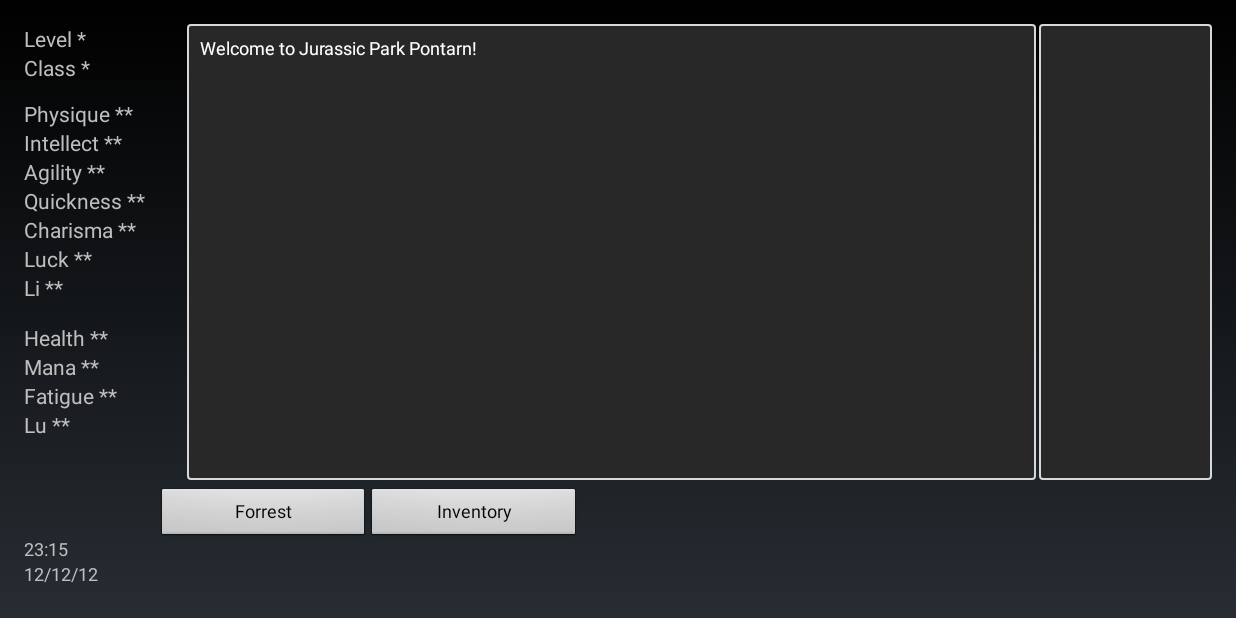
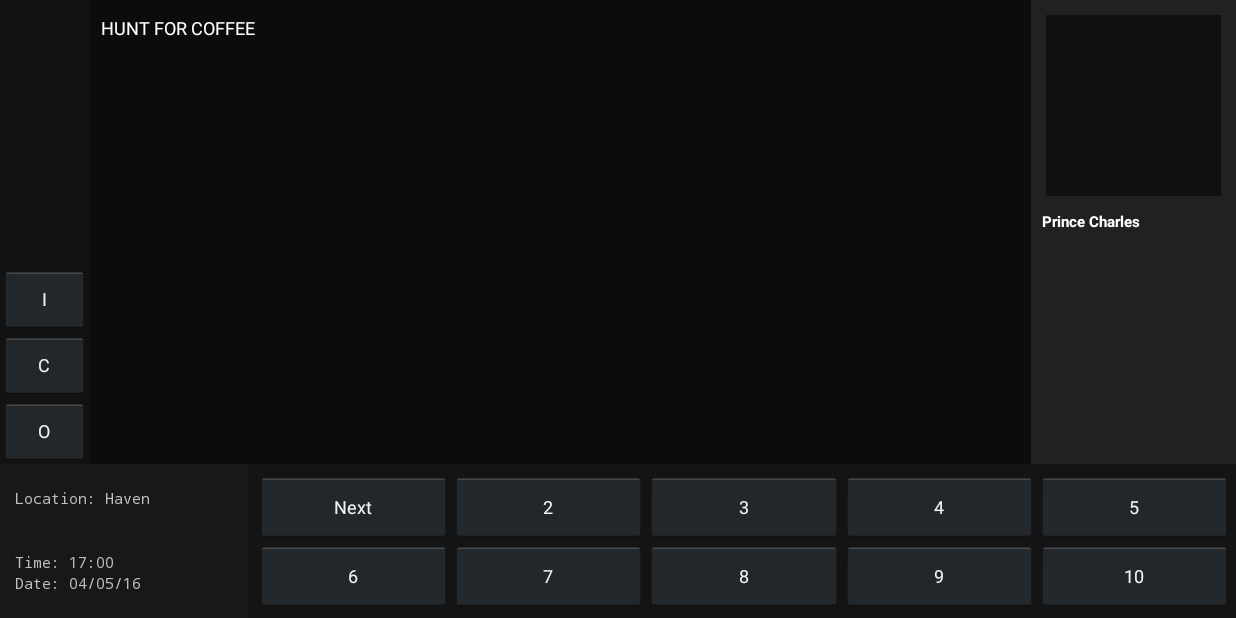
Before and after one commit to Moderbord/HuntForCoffee2, an Android app: the screen it shows after launch (MainActivity), on a phone screen of 824 x 412 dp (held sideways). Run offline under Robolectric (Android 15) with nearby library versions, the light colour scheme and no system bars.

Commit message:
New UI WIP

```diff
--- a/app/src/main/AndroidManifest.xml
+++ b/app/src/main/AndroidManifest.xml
@@ -7,12 +7,12 @@
         android:icon="@mipmap/ic_launcher"
         android:label="@string/app_name"
         android:supportsRtl="true"
-        android:theme="@style/Theme.AppCompat.Light">
+        android:theme="@android:style/Theme.Holo">
         <activity
             android:name=".MainActivity"
             android:label="@string/app_name"
             android:screenOrientation="landscape"
-            android:theme="@android:style/Theme.NoTitleBar.Fullscreen"
+            android:theme="@android:style/Theme.Holo.NoActionBar.Fullscreen"
             android:windowSoftInputMode="adjustNothing">
             <intent-filter>
                 <action android:name="android.intent.action.MAIN" />
@@ -24,7 +24,7 @@
         <activity
             android:name=".Controller.InventoryController"
             android:screenOrientation="landscape"
-            android:theme="@android:style/Theme.NoTitleBar.Fullscreen">
+            android:theme="@android:style/Theme.Holo.NoActionBar.Fullscreen">
 
         </activity>
 
--- a/app/src/main/java/moderbord/huntforcoffee2/MainActivity.java
+++ b/app/src/main/java/moderbord/huntforcoffee2/MainActivity.java
@@ -25,10 +25,10 @@
     protected void onCreate(Bundle savedInstanceState) {
         super.onCreate(savedInstanceState);
         LayoutInflater inflater = getLayoutInflater();
-        View v = inflater.inflate(R.layout.main_layout, null);
+        View v = inflater.inflate(R.layout.main_layout_wip, null);
         setContentView(v);
-        UIController.getInstance().initWithView(v);
-
+        //UIController.getInstance().initWithView(v);
+        /*
         EventController eventController = new EventController();
         eventController.initGame();
 
@@ -55,6 +55,7 @@
         p = (Player) SaveController.getInstance(this).loadEntity(p);
 
         p.equipArmour(p.getInventory().gearByString(Constants.ARMOUR_WARDEN));
+        */
     }
 
 
--- a/app/src/main/res/layout/main_layout_wip.xml
+++ b/app/src/main/res/layout/main_layout_wip.xml
@@ -3,292 +3,283 @@
     android:layout_width="match_parent"
     android:layout_height="match_parent">
 
-    <ScrollView
-        android:id="@+id/scrollView"
+    <LinearLayout
         android:layout_width="match_parent"
         android:layout_height="match_parent"
-        android:layout_above="@+id/linearLayout"
-        android:layout_alignParentTop="true"
-        android:layout_marginBottom="5sp"
-        android:layout_marginLeft="28sp"
-        android:layout_marginRight="2dp"
-        android:layout_toLeftOf="@+id/scrollView2"
-        android:background="@drawable/textborder"
-        android:fillViewport="false">
+        android:orientation="vertical">
+
+        <LinearLayout
+            android:layout_width="match_parent"
+            android:layout_height="match_parent"
+            android:layout_weight="0.25"
+            android:orientation="horizontal">
+
+            <LinearLayout
+                android:layout_width="fill_parent"
+                android:layout_height="fill_parent"
+                android:layout_weight="0.78"
+                android:background="#121212"
+                android:orientation="vertical">
+
+                <Space
+                    android:layout_width="fill_parent"
+                    android:layout_height="fill_parent"
+                    android:layout_weight="0.4" />
+
+                <Button
+                    android:id="@+id/mv_inventory_button"
+                    android:layout_width="fill_parent"
+                    android:layout_height="fill_parent"
+                    android:text="I"
+                    android:textSize="12sp"
+                    android:layout_weight="0.8" />
+
+                <Button
+                    android:id="@+id/mv_character_button"
+                    android:layout_width="fill_parent"
+                    android:layout_height="fill_parent"
+                    android:text="C"
+                    android:textSize="12sp"
+                    android:layout_weight="0.8" />
+
+                <Button
+                    android:id="@+id/mv_options_button"
+                    android:layout_width="fill_parent"
+                    android:layout_height="fill_parent"
+                    android:text="O"
+                    android:textSize="12sp"
+                    android:layout_weight="0.8" />
+            </LinearLayout>
+
+            <ScrollView
+                android:id="@+id/scrollView3"
+                android:layout_width="fill_parent"
+                android:layout_height="fill_parent"
+                android:layout_weight="0.2"
+                android:background="#0c0c0c">
 
                 <TextView
-            android:id="@+id/mainTextWindow"
-            android:layout_width="wrap_content"
-            android:layout_height="wrap_content"
-            android:layout_marginBottom="5dp"
-            android:layout_marginLeft="3dp"
-            android:layout_marginTop="5dp"
+                    android:id="@+id/mv_main_textview"
+                    android:layout_width="fill_parent"
+                    android:layout_height="fill_parent"
+                    android:layout_weight="0.4"
                     android:paddingBottom="15dp"
-            android:paddingLeft="5dp"
+                    android:paddingLeft="8dp"
                     android:paddingRight="5dp"
-            android:paddingTop="2dp"
+                    android:paddingTop="10dp"
                     android:text="@string/mainText_string"
                     android:textAppearance="?android:attr/textAppearanceSmall"
                     android:textColor="#ffffff"
                     android:textSize="12sp" />
-
             </ScrollView>
 
-    <EditText
-        android:id="@+id/nameInput"
-        android:layout_width="150sp"
-        android:layout_height="35sp"
-        android:layout_alignLeft="@+id/scrollView"
-        android:layout_marginLeft="6sp"
-        android:layout_marginTop="85dp"
-        android:ems="10"
-        android:hint="Name..."
-        android:inputType="textPersonName"
-        android:textSize="12sp"
-        android:typeface="serif"
-        android:visibility="invisible" />
+            <LinearLayout
+                android:layout_width="fill_parent"
+                android:layout_height="fill_parent"
+                android:layout_weight="0.7"
+                android:background="#212121"
+                android:orientation="vertical">
+
+                <ImageView
+                    android:id="@+id/imageView"
+                    android:layout_width="fill_parent"
+                    android:layout_height="wrap_content"
+                    android:layout_marginLeft="10dp"
+                    android:layout_marginRight="10dp"
+                    android:layout_marginTop="10dp"
+                    android:layout_weight="0.5"
+                    android:background="#101010" />
 
                 <ScrollView
-        android:id="@+id/scrollView2"
-        android:layout_width="wrap_content"
+                    android:id="@+id/scrollView4"
+                    android:layout_width="fill_parent"
                     android:layout_height="wrap_content"
-        android:layout_above="@+id/linearLayout"
-        android:layout_alignParentEnd="false"
-        android:layout_alignParentRight="true"
-        android:layout_alignParentTop="true"
-        android:layout_marginBottom="5dp"
-        android:background="@drawable/textborder"
-        android:fillViewport="false"
-        android:minWidth="115sp">
+                    android:layout_weight="0.6">
 
                     <TextView
-            android:id="@+id/subTextWindow"
-            android:layout_width="wrap_content"
+                        android:layout_width="fill_parent"
                         android:layout_height="wrap_content"
                         android:layout_marginBottom="5dp"
                         android:layout_marginLeft="3dp"
+                        android:layout_marginTop="10dp"
+                        android:layout_weight="0.6"
                         android:maxWidth="115sp"
                         android:paddingBottom="3dp"
-            android:paddingLeft="2dp"
+                        android:paddingLeft="4dp"
                         android:paddingRight="5dp"
-            android:paddingTop="5dp"
-            android:text="@string/subText_string"
+                        android:text="Prince Charles"
                         android:textAppearance="?android:attr/textAppearanceSmall"
                         android:textColor="#ffffff"
                         android:textSize="10sp"
                         android:textStyle="bold" />
-
                 </ScrollView>
-
-    <LinearLayout
-        android:id="@+id/linearLayout"
-        android:layout_width="match_parent"
-        android:layout_height="35sp"
-        android:layout_above="@+id/linearLayout2"
-        android:layout_alignLeft="@+id/linearLayout2"
-        android:orientation="horizontal">
-
-        <Button
-            android:id="@+id/b0"
-            style="?android:attr/buttonStyleSmall"
-            android:layout_width="wrap_content"
-            android:layout_height="35sp"
-            android:layout_above="@+id/b5"
-            android:layout_alignLeft="@+id/b5"
-            android:layout_weight="0.2"
-            android:maxWidth="15sp"
-            android:text="@string/b0_string"
-            android:textSize="12sp"
-            android:visibility="visible" />
-
-        <Button
-            android:id="@+id/b1"
-            style="?android:attr/buttonStyleSmall"
-            android:layout_width="wrap_content"
-            android:layout_height="35sp"
-            android:layout_alignBottom="@+id/b2"
-            android:layout_toLeftOf="@+id/b2"
-            android:layout_toStartOf="@id/b2"
-            android:layout_weight="0.2"
-            android:maxWidth="15sp"
-            android:text="@string/b1_string"
-            android:textSize="12sp"
-            android:visibility="invisible" />
-
-        <Button
-            android:id="@+id/b2"
-            style="?android:attr/buttonStyleSmall"
-            android:layout_width="wrap_content"
-            android:layout_height="35sp"
-            android:layout_alignBottom="@+id/b3"
-            android:layout_toLeftOf="@+id/b3"
-            android:layout_weight="0.2"
-            android:maxWidth="15sp"
-            android:text="@string/b2_string"
-            android:textSize="12sp"
-            android:visibility="invisible" />
-
-        <Button
-            android:id="@+id/b3"
-            style="?android:attr/buttonStyleSmall"
-            android:layout_width="wrap_content"
-            android:layout_height="35sp"
-            android:layout_alignBottom="@+id/b4"
-            android:layout_toLeftOf="@+id/b4"
-            android:layout_weight="0.2"
-            android:maxWidth="15sp"
-            android:text="@string/b3_string"
-            android:textSize="12sp"
-            android:visibility="invisible" />
-
-        <Button
-            android:id="@+id/b4"
-            style="?android:attr/buttonStyleSmall"
-            android:layout_width="wrap_content"
-            android:layout_height="35sp"
-            android:layout_above="@+id/b9"
-            android:layout_alignParentEnd="true"
-            android:layout_alignParentRight="true"
-            android:layout_weight="0.2"
-            android:maxWidth="15sp"
-            android:text="@string/b4_string"
-            android:textSize="12sp"
-            android:visibility="invisible" />
+            </LinearLayout>
 
         </LinearLayout>
 
         <LinearLayout
-        android:id="@+id/linearLayout2"
-        android:layout_width="match_parent"
-        android:layout_height="35sp"
-        android:layout_alignParentBottom="true"
-        android:layout_alignParentRight="true"
-        android:layout_marginLeft="40sp"
-        android:layout_toRightOf="@+id/timeDate"
+            android:layout_width="fill_parent"
+            android:layout_height="fill_parent"
+            android:layout_weight="0.75"
             android:orientation="horizontal">
 
-        <Button
-            android:id="@+id/b5"
-            style="?android:attr/buttonStyleSmall"
-            android:layout_width="wrap_content"
-            android:layout_height="35sp"
-            android:layout_alignParentBottom="true"
-            android:layout_toRightOf="@+id/timeDate"
+            <LinearLayout
+                android:layout_width="fill_parent"
+                android:layout_height="fill_parent"
+                android:layout_weight="0.8"
+                android:orientation="vertical">
+
+                <LinearLayout
+                    android:layout_width="match_parent"
+                    android:layout_height="match_parent"
+                    android:background="#181818"
+                    android:orientation="vertical">
+
+                    <TextView
+                        android:layout_width="fill_parent"
+                        android:layout_height="fill_parent"
+                        android:textAppearance="?android:attr/textAppearanceSmall"
+                        android:text="Location: Haven"
+                        android:id="@+id/textView2"
+                        android:gravity="center_vertical"
+                        android:layout_weight="0.55"
+                        android:paddingLeft="10dp"
+                        android:textSize="10sp"
+                        android:typeface="monospace" />
+
+                    <TextView
+                        android:layout_width="fill_parent"
+                        android:layout_height="fill_parent"
+                        android:textAppearance="?android:attr/textAppearanceSmall"
+                        android:text="Time: 17:00"
+                        android:id="@+id/textView3"
+                        android:gravity="center_vertical|bottom"
+                        android:layout_weight="0.75"
+                        android:paddingLeft="10dp"
+                        android:textSize="10sp"
+                        android:typeface="monospace" />
+
+                    <TextView
+                        android:layout_width="fill_parent"
+                        android:layout_height="fill_parent"
+                        android:textAppearance="?android:attr/textAppearanceSmall"
+                        android:text="Date: 04/05/16"
+                        android:id="@+id/textView4"
+                        android:gravity="center_vertical|top"
+                        android:layout_weight="0.70"
+                        android:paddingLeft="10dp"
+                        android:textSize="10sp"
+                        android:typeface="monospace" />
+                </LinearLayout>
+            </LinearLayout>
+
+            <LinearLayout
+                android:layout_width="fill_parent"
+                android:layout_height="fill_parent"
                 android:layout_weight="0.2"
-            android:maxWidth="15sp"
-            android:text="@string/b5_string"
-            android:textSize="12sp"
-            android:visibility="invisible" />
+                android:background="#141414"
+                android:orientation="vertical">
+
+                <LinearLayout
+                    android:layout_width="match_parent"
+                    android:layout_height="match_parent"
+                    android:layout_weight="0.5"
+                    android:orientation="horizontal"
+                    android:paddingLeft="5dp"
+                    android:paddingRight="3dp"
+                    android:paddingTop="5dp">
 
                     <Button
-            android:id="@+id/b6"
-            style="?android:attr/buttonStyleSmall"
-            android:layout_width="wrap_content"
-            android:layout_height="35sp"
-            android:layout_alignParentBottom="true"
-            android:layout_toLeftOf="@+id/b7"
+                        android:id="@+id/mv_button01"
+                        android:layout_width="fill_parent"
+                        android:layout_height="fill_parent"
                         android:layout_weight="0.2"
-            android:maxWidth="15sp"
-            android:text="@string/b6_string"
-            android:textSize="12sp"
-            android:visibility="invisible" />
+                        android:text="@string/b0_string"
+                        android:textSize="12sp" />
 
                     <Button
-            android:id="@+id/b7"
-            style="?android:attr/buttonStyleSmall"
-            android:layout_width="wrap_content"
-            android:layout_height="35sp"
-            android:layout_alignParentBottom="true"
-            android:layout_alignParentLeft="false"
-            android:layout_toLeftOf="@+id/b8"
+                        android:id="@+id/mv_button02"
+                        android:layout_width="fill_parent"
+                        android:layout_height="fill_parent"
                         android:layout_weight="0.2"
-            android:maxWidth="15sp"
-            android:text="@string/b7_string"
-            android:textSize="12sp"
-            android:visibility="invisible" />
+                        android:text="2"
+                        android:textSize="12sp" />
 
                     <Button
-            android:id="@+id/b8"
-            style="?android:attr/buttonStyleSmall"
-            android:layout_width="wrap_content"
-            android:layout_height="35sp"
-            android:layout_alignParentBottom="true"
-            android:layout_toLeftOf="@+id/b9"
+                        android:id="@+id/mv_button03"
+                        android:layout_width="fill_parent"
+                        android:layout_height="fill_parent"
                         android:layout_weight="0.2"
-            android:maxWidth="15sp"
-            android:text="@string/b8_string"
-            android:textSize="12sp"
-            android:visibility="invisible" />
+                        android:text="3"
+                        android:textSize="12sp" />
 
                     <Button
-            android:id="@+id/b9"
-            style="?android:attr/buttonStyleSmall"
-            android:layout_width="wrap_content"
-            android:layout_height="35sp"
-            android:layout_alignParentBottom="true"
-            android:layout_alignParentEnd="false"
-            android:layout_alignParentRight="true"
+                        android:id="@+id/button4"
+                        android:layout_width="fill_parent"
+                        android:layout_height="fill_parent"
                         android:layout_weight="0.2"
-            android:maxWidth="15sp"
-            android:text="@string/b9_string"
-            android:textSize="12sp"
-            android:visibility="invisible" />
+                        android:text="4"
+                        android:textSize="12sp" />
+
+                    <Button
+                        android:id="@+id/button5"
+                        android:layout_width="fill_parent"
+                        android:layout_height="fill_parent"
+                        android:layout_weight="0.2"
+                        android:text="5"
+                        android:textSize="12sp" />
                 </LinearLayout>
 
-    <TextView
-        android:id="@+id/statHealth"
-        android:layout_width="wrap_content"
-        android:layout_height="wrap_content"
-        android:layout_alignLeft="@+id/statMana"
-        android:layout_marginTop="14dp"
-        android:text="@string/statHealth_string"
-        android:textAppearance="?android:attr/textAppearanceSmall" />
+                <LinearLayout
+                    android:layout_width="match_parent"
+                    android:layout_height="match_parent"
+                    android:layout_weight="0.5"
+                    android:orientation="horizontal"
+                    android:paddingBottom="5dp"
+                    android:paddingLeft="5dp"
+                    android:paddingRight="3dp">
 
-    <TextView
-        android:id="@+id/statMana"
-        android:layout_width="wrap_content"
-        android:layout_height="wrap_content"
-        android:layout_alignParentLeft="true"
-        android:layout_below="@+id/statHealth"
-        android:text="@string/statMana_string"
-        android:textAppearance="?android:attr/textAppearanceSmall" />
-
-    <TextView
-        android:id="@+id/statFatigue"
-        android:layout_width="wrap_content"
-        android:layout_height="wrap_content"
-        android:layout_below="@+id/statMana"
-        android:text="@string/statFatigue_string"
-        android:textAppearance="?android:attr/textAppearanceSmall" />
-
-    <TextView
-        android:id="@+id/statLu"
-        android:layout_width="wrap_content"
-        android:layout_height="wrap_content"
-        android:layout_alignParentLeft="true"
-        android:layout_below="@+id/statFatigue"
-        android:text="@string/statLu_string"
-        android:textAppearance="?android:attr/textAppearanceSmall" />
-
-    <TextView
-        android:id="@+id/timeClock"
-        android:layout_width="wrap_content"
-        android:layout_height="wrap_content"
-        android:layout_above="@+id/timeDate"
-        android:layout_alignParentLeft="true"
-        android:text="23:15"
-        android:textAppearance="?android:attr/textAppearanceSmall"
+                    <Button
+                        android:id="@+id/button6"
+                        android:layout_width="fill_parent"
+                        android:layout_height="fill_parent"
+                        android:layout_weight="0.2"
+                        android:text="6"
                         android:textSize="12sp" />
 
-    <TextView
-        android:id="@+id/timeDate"
-        android:layout_width="wrap_content"
-        android:layout_height="wrap_content"
-        android:layout_alignParentBottom="true"
-        android:layout_alignParentLeft="true"
-        android:layout_marginBottom="5sp"
-        android:text="12/12/12"
-        android:textAppearance="?android:attr/textAppearanceSmall"
+                    <Button
+                        android:id="@+id/button7"
+                        android:layout_width="fill_parent"
+                        android:layout_height="fill_parent"
+                        android:layout_weight="0.2"
+                        android:text="7"
                         android:textSize="12sp" />
 
+                    <Button
+                        android:id="@+id/button8"
+                        android:layout_width="fill_parent"
+                        android:layout_height="fill_parent"
+                        android:layout_weight="0.2"
+                        android:text="8"
+                        android:textSize="12sp" />
+
+                    <Button
+                        android:id="@+id/button9"
+                        android:layout_width="fill_parent"
+                        android:layout_height="fill_parent"
+                        android:layout_weight="0.2"
+                        android:text="9"
+                        android:textSize="12sp" />
+
+                    <Button
+                        android:id="@+id/button10"
+                        android:layout_width="fill_parent"
+                        android:layout_height="fill_parent"
+                        android:layout_weight="0.2"
+                        android:text="10"
+                        android:textSize="12sp" />
+                </LinearLayout>
+            </LinearLayout>
+        </LinearLayout>
+    </LinearLayout>
 </RelativeLayout>
--- a/app/src/main/res/values/strings.xml
+++ b/app/src/main/res/values/strings.xml
@@ -18,9 +18,9 @@
     <string name="statCha">Charisma **</string>
     <string name="statLuck_string">Luck **</string>
     <string name="statLi_string">Li **</string>
-    <string name="statHealth_string">Health **</string>
-    <string name="statMana_string">Mana **</string>
-    <string name="statFatigue_string">Fatigue **</string>
+    <string name="statHealth_string">Health: 100</string>
+    <string name="statMana_string">Mana: 100</string>
+    <string name="statFatigue_string">Fatigue: 0</string>
     <string name="statLu_string">Lu **</string>
     <string name="statLvl_string">Level *</string>
     <string name="statClass_string">Class *</string>
```
Lines whose indentation alone changed are shown as unchanged.
